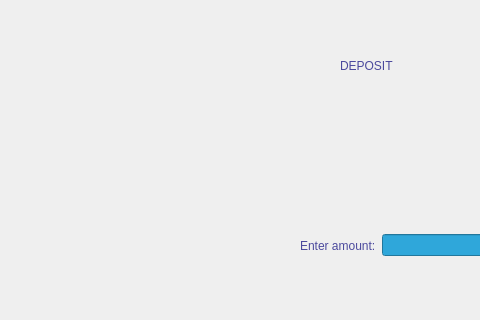
This is view/deposit.ui in rawsashimi1604/1009_BankingSystem as Qt 5 draws it before an edit; both pictures show x 0 to 480 and y 0 to 320 of the 954 by 507 pixel window. The edited form follows.
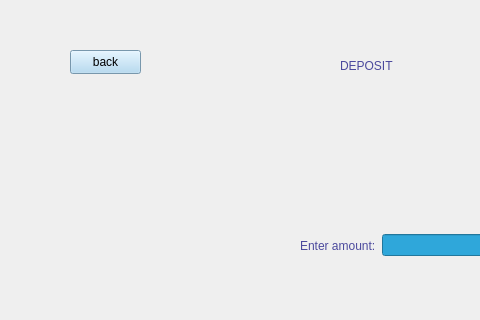
This is the edited form.

Commit message: linked all button to their ui except for leaderboard

What changed in the file:
```diff
--- a/view/deposit.ui
+++ b/view/deposit.ui
@@ -86,6 +86,23 @@
     </item>
    </layout>
   </widget>
+  <widget class="QPushButton" name="pushButton_2">
+   <property name="geometry">
+    <rect>
+     <x>70</x>
+     <y>50</y>
+     <width>71</width>
+     <height>24</height>
+    </rect>
+   </property>
+   <property name="styleSheet">
+    <string notr="true">background-color: rgb(168, 212, 241);
+font: 700 9pt &quot;Segoe UI&quot;;</string>
+   </property>
+   <property name="text">
+    <string>back</string>
+   </property>
+  </widget>
  </widget>
  <resources/>
  <connections/>
```
The commit also changes 10 other files.
